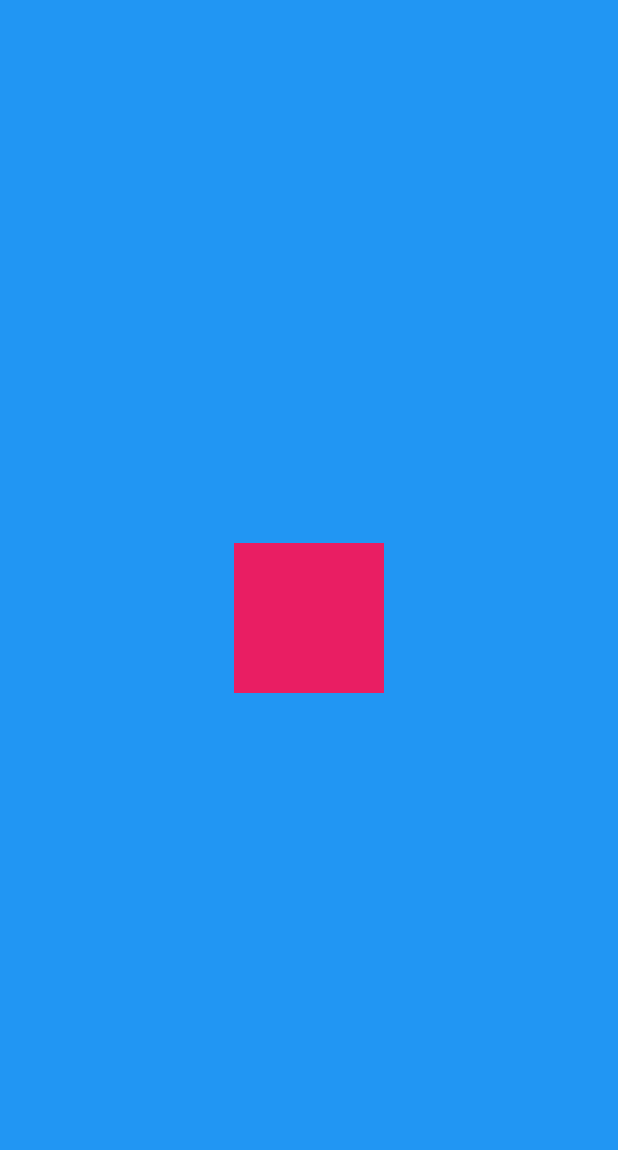
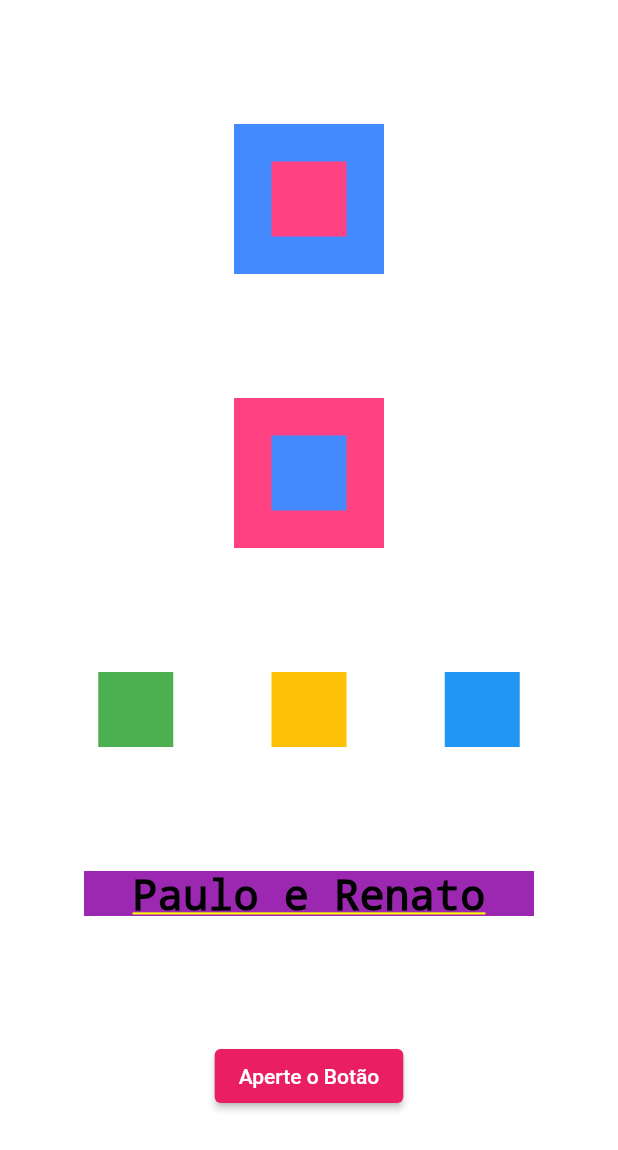
Before and after one commit to Renato9889/flutter_widgets_stateless_stateful_imagens_animacoes, a Flutter app: the screen it shows after launch, on a phone screen of 412 x 824 dp. Shown: the top 1150 px of the screen. Run offline on Flutter 3.47's test engine with Material 2 defaults, Android fonts, the phone set to English and light mode, and no system bars.

Commit message:
atualização 02

```diff
--- a/lib/main.dart
+++ b/lib/main.dart
@@ -15,13 +15,52 @@ class MyApp extends StatelessWidget {
       theme: ThemeData(
         primarySwatch: Colors.pink,
       ),
-      home: Stack(
-        alignment: AlignmentDirectional.center,
-        children: [
-          Container(color: Colors.blue,),
-          Container(color: Colors.pink,width: 100,height: 100,),
-        ],
-      ),
+      home: Container(
+        color: Colors.white,
+        child: Column(
+          mainAxisAlignment: MainAxisAlignment.spaceEvenly,
+          crossAxisAlignment: CrossAxisAlignment.center,
+          children: [
+            Stack(
+              alignment: AlignmentDirectional.center,
+              children:[
+              Container(color: Colors.blueAccent,width: 100,height: 100,),
+              Container(color: Colors.pinkAccent,width: 50,height: 50,),
+              ],
+            ),
+            Stack(
+              alignment: AlignmentDirectional.center,
+              children:[
+              Container(color: Colors.pinkAccent,width: 100,height: 100,),
+              Container(color: Colors.blueAccent,width: 50,height: 50,),
+              ],
+            ),
+            Row(
+              mainAxisAlignment: MainAxisAlignment.spaceEvenly,
+              crossAxisAlignment: CrossAxisAlignment.center,
+              children:[
+                Container(color: Colors.green,width: 50,height: 50,),
+                Container(color: Colors.amber,width: 50,height: 50,),
+                Container(color: Colors.blue,width: 50,height: 50,),
+              ],
+            ),
+            Container(color: Colors.purple,height: 30,width: 300,
+            child: Text(
+              'Paulo e Renato',
+              style: TextStyle(
+                color: Colors.black,
+                fontSize: 28,
+               ),
+               textAlign: TextAlign.center,
+              ) ,
+            ),
+            ElevatedButton(
+              onPressed: () {
+                print('Te amo vida!!!');
+            },
+             child: Text("Aperte o Botão"))
+        ],),
+      )
     );
   }
 }
```
